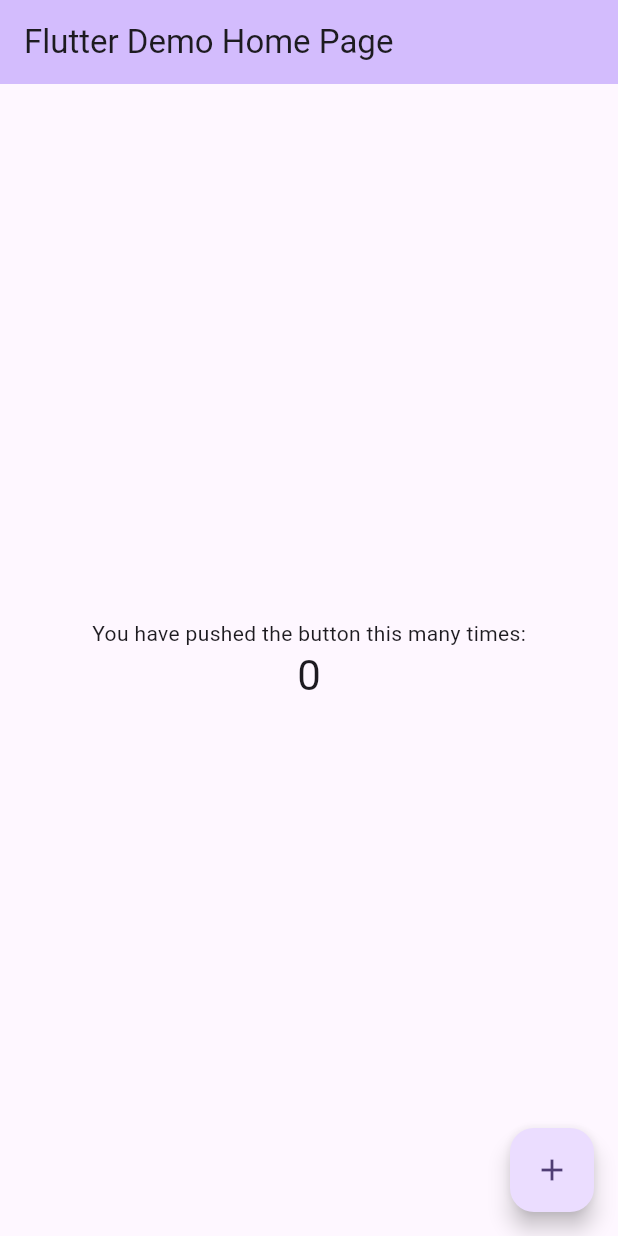
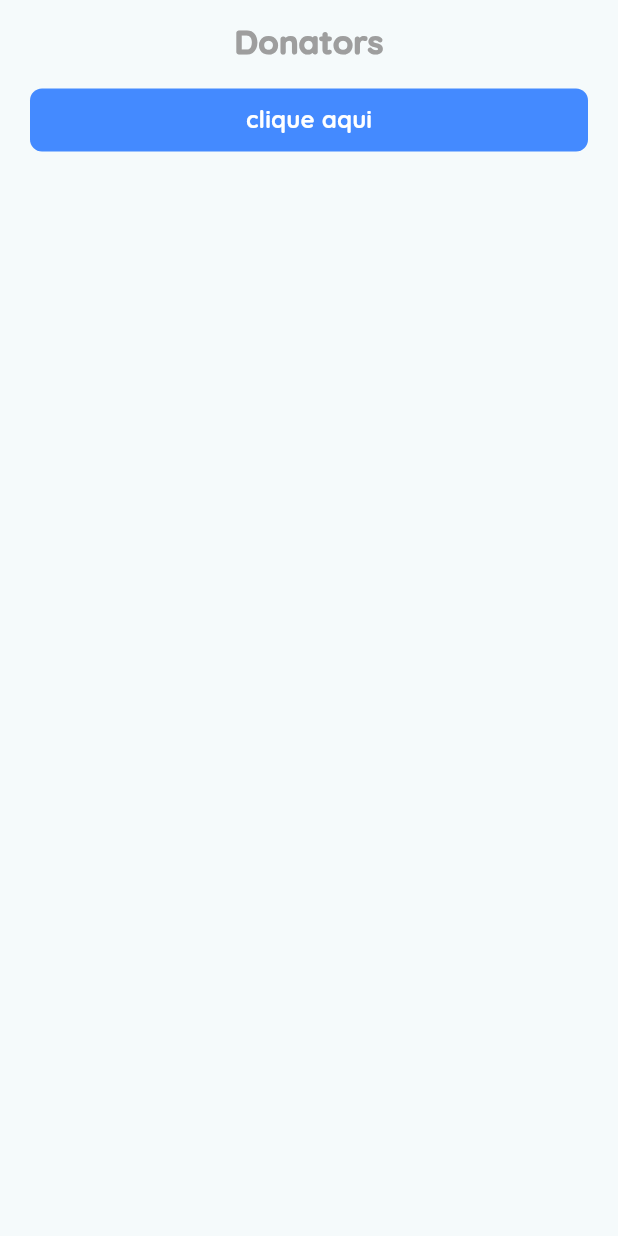
Before and after one commit to TCasablancas/donators, a Flutter app: the screen it shows after launch, on a phone screen of 412 x 824 dp. Run offline on Flutter 3.47's test engine with Material 3 defaults, Android fonts, the phone set to English and light mode, and no system bars.

Commit message:
[ADD] Button Component and Fonts

```diff
--- /dev/null
+++ b/lib/components/main_button.dart
@@ -0,0 +1,29 @@
+import 'package:flutter/material.dart';
+
+class MainButton extends StatelessWidget {
+  const MainButton({
+    super.key, required this.title,
+  });
+
+  final String title;
+
+  @override
+  Widget build(BuildContext context) {
+    return MaterialButton(
+        shape: RoundedRectangleBorder(
+          borderRadius: BorderRadius.circular(8)
+        ),
+        onPressed: () => { },
+        minWidth: double.infinity,
+        height: 42,
+        color: Colors.blueAccent,
+        elevation: 0,
+        highlightElevation: 0,
+        textColor: Colors.white,
+        child: Text(
+            title,
+            style: const TextStyle(fontFamily: 'Quicksand', fontSize: 16, fontWeight: FontWeight.bold),
+          ),
+      );
+  }
+}
--- a/lib/main.dart
+++ b/lib/main.dart
@@ -1,110 +1,23 @@
 import 'package:flutter/material.dart';
+import 'package:donators/views/home/home_view.dart';
 
 void main() {
   runApp(const MyApp());
 }
 
 class MyApp extends StatelessWidget {
-  const MyApp({super.key});
+  const MyApp({ super.key });
 
-  // This widget is the root of your application.
   @override
   Widget build(BuildContext context) {
     return MaterialApp(
-      title: 'Flutter Demo',
+      title: 'Donators App',
       theme: ThemeData(
-        colorScheme: ColorScheme.fromSeed(seedColor: Colors.deepPurple),
+        colorScheme: ColorScheme.fromSeed(seedColor: Colors.grey),
+        fontFamily: 'Quicksand',
         useMaterial3: true,
       ),
-      home: const MyHomePage(title: 'Flutter Demo Home Page'),
+      home: const HomeView(),
     );
   }
 }
-
-class MyHomePage extends StatefulWidget {
-  const MyHomePage({super.key, required this.title});
-
-  // This widget is the home page of your application. It is stateful, meaning
-  // that it has a State object (defined below) that contains fields that affect
-  // how it looks.
-
-  // This class is the configuration for the state. It holds the values (in this
-  // case the title) provided by the parent (in this case the App widget) and
-  // used by the build method of the State. Fields in a Widget subclass are
-  // always marked "final".
-
-  final String title;
-
-  @override
-  State<MyHomePage> createState() => _MyHomePageState();
-}
-
-class _MyHomePageState extends State<MyHomePage> {
-  int _counter = 0;
-
-  void _incrementCounter() {
-    setState(() {
-      // This call to setState tells the Flutter framework that something has
-      // changed in this State, which causes it to rerun the build method below
-      // so that the display can reflect the updated values. If we changed
-      // _counter without calling setState(), then the build method would not be
-      // called again, and so nothing would appear to happen.
-      _counter++;
-    });
-  }
-
-  @override
-  Widget build(BuildContext context) {
-    // This method is rerun every time setState is called, for instance as done
-    // by the _incrementCounter method above.
-    //
-    // The Flutter framework has been optimized to make rerunning build methods
-    // fast, so that you can just rebuild anything that needs updating rather
-    // than having to individually change instances of widgets.
-    return Scaffold(
-      appBar: AppBar(
-        // TRY THIS: Try changing the color here to a specific color (to
-        // Colors.amber, perhaps?) and trigger a hot reload to see the AppBar
-        // change color while the other colors stay the same.
-        backgroundColor: Theme.of(context).colorScheme.inversePrimary,
-        // Here we take the value from the MyHomePage object that was created by
-        // the App.build method, and use it to set our appbar title.
-        title: Text(widget.title),
-      ),
-      body: Center(
-        // Center is a layout widget. It takes a single child and positions it
-        // in the middle of the parent.
-        child: Column(
-          // Column is also a layout widget. It takes a list of children and
-          // arranges them vertically. By default, it sizes itself to fit its
-          // children horizontally, and tries to be as tall as its parent.
-          //
-          // Column has various properties to control how it sizes itself and
-          // how it positions its children. Here we use mainAxisAlignment to
-          // center the children vertically; the main axis here is the vertical
-          // axis because Columns are vertical (the cross axis would be
-          // horizontal).
-          //
-          // TRY THIS: Invoke "debug painting" (choose the "Toggle Debug Paint"
-          // action in the IDE, or press "p" in the console), to see the
-          // wireframe for each widget.
-          mainAxisAlignment: MainAxisAlignment.center,
-          children: <Widget>[
-            const Text(
-              'You have pushed the button this many times:',
-            ),
-            Text(
-              '$_counter',
-              style: Theme.of(context).textTheme.headlineMedium,
-            ),
-          ],
-        ),
-      ),
-      floatingActionButton: FloatingActionButton(
-        onPressed: _incrementCounter,
-        tooltip: 'Increment',
-        child: const Icon(Icons.add),
-      ), // This trailing comma makes auto-formatting nicer for build methods.
-    );
-  }
-}
--- /dev/null
+++ b/lib/views/home/home_controller.dart
@@ -0,0 +1,15 @@
+import 'package:flutter/material.dart';
+import 'package:donators/views/home/home_view.dart';
+
+abstract class HomeController extends State<HomeView> {
+
+  @override
+  void initState() {
+    super.initState();
+  }
+
+  @override
+  void dispose() {
+    super.dispose();
+  }
+}
--- /dev/null
+++ b/lib/views/home/home_view.dart
@@ -0,0 +1,34 @@
+import 'package:donators/components/main_button.dart';
+import 'package:donators/views/home/home_controller.dart';
+import 'package:flutter/material.dart';
+import 'package:flutter/services.dart';
+
+class HomeView extends StatefulWidget {
+  const HomeView({ super.key });
+
+  @override
+  createState() => _HomeView();
+}
+
+class _HomeView extends HomeController {
+  @override
+  Widget build(BuildContext context) {
+    return Scaffold(
+      appBar: AppBar(
+        title: const Text(
+          "Donators",
+          style: TextStyle(fontWeight: FontWeight.w900, color: Colors.grey),
+          ),
+        centerTitle: true,
+        systemOverlayStyle: const SystemUiOverlayStyle(
+          systemNavigationBarColor: Colors.blue, // Navigation bar
+          statusBarColor: Colors.pink, // Status bar
+        ),
+      ),
+      body: Container(
+        margin: const EdgeInsets.fromLTRB(20, 0, 20, 20),
+        child: const MainButton(title: "clique aqui"),
+      ),
+    );
+  }
+}
```
Also changed, not shown: pubspec.yaml (+7 -6 lines), fonts/Quicksand-Bold.ttf (added), fonts/Quicksand-Light.ttf (added), fonts/Quicksand-Medium.ttf (added), 3 other files.
